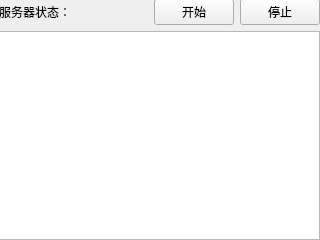
The window that src/server/server.ui (GrayJimars/O-Ur-S_WHU-Software-Security) describes before a commit, drawn with Qt 5.
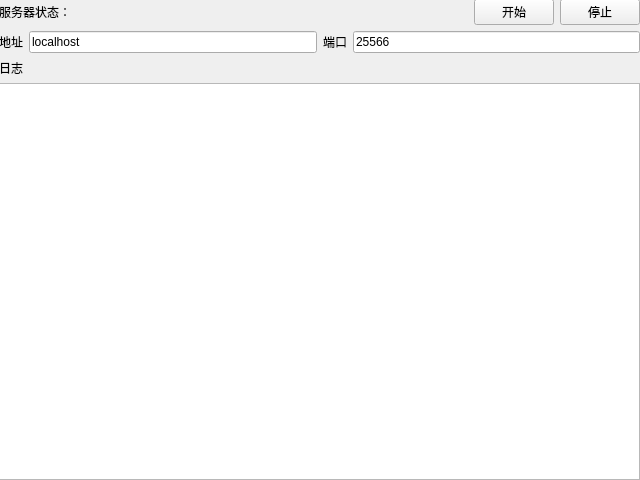
The same window after the commit.

What changed in the file:
```diff
--- a/src/server/server.ui
+++ b/src/server/server.ui
@@ -6,20 +6,20 @@
    <rect>
     <x>0</x>
     <y>0</y>
-    <width>320</width>
-    <height>240</height>
+    <width>640</width>
+    <height>480</height>
    </rect>
   </property>
   <property name="minimumSize">
    <size>
-    <width>320</width>
-    <height>240</height>
+    <width>640</width>
+    <height>480</height>
    </size>
   </property>
   <property name="maximumSize">
    <size>
-    <width>320</width>
-    <height>240</height>
+    <width>640</width>
+    <height>480</height>
    </size>
   </property>
   <property name="windowTitle">
@@ -31,13 +31,13 @@
      <rect>
       <x>-1</x>
       <y>-1</y>
-      <width>321</width>
-      <height>241</height>
+      <width>641</width>
+      <height>481</height>
      </rect>
     </property>
     <layout class="QVBoxLayout" name="verticalLayout">
      <item>
-      <layout class="QHBoxLayout" name="horizontalLayout_2" stretch="1,2,0">
+      <layout class="QHBoxLayout" name="horizontalLayout_2" stretch="0,1,0">
        <item>
         <widget class="QLabel" name="label0">
          <property name="text">
@@ -72,6 +72,45 @@
        </item>
       </layout>
      </item>
+     <item>
+      <layout class="QHBoxLayout" name="horizontalLayout" stretch="0,0,0,0">
+       <item>
+        <widget class="QLabel" name="label_2">
+         <property name="text">
+          <string>地址</string>
+         </property>
+        </widget>
+       </item>
+       <item>
+        <widget class="QLineEdit" name="ipInput">
+         <property name="text">
+          <string>localhost</string>
+         </property>
+        </widget>
+       </item>
+       <item>
+        <widget class="QLabel" name="label_3">
+         <property name="text">
+          <string>端口</string>
+         </property>
+        </widget>
+       </item>
+       <item>
+        <widget class="QLineEdit" name="portInput">
+         <property name="text">
+          <string>25566</string>
+         </property>
+        </widget>
+       </item>
+      </layout>
+     </item>
+     <item>
+      <widget class="QLabel" name="label">
+       <property name="text">
+        <string>日志</string>
+       </property>
+      </widget>
+     </item>
      <item>
       <widget class="QTextBrowser" name="textBrowser"/>
      </item>
```
